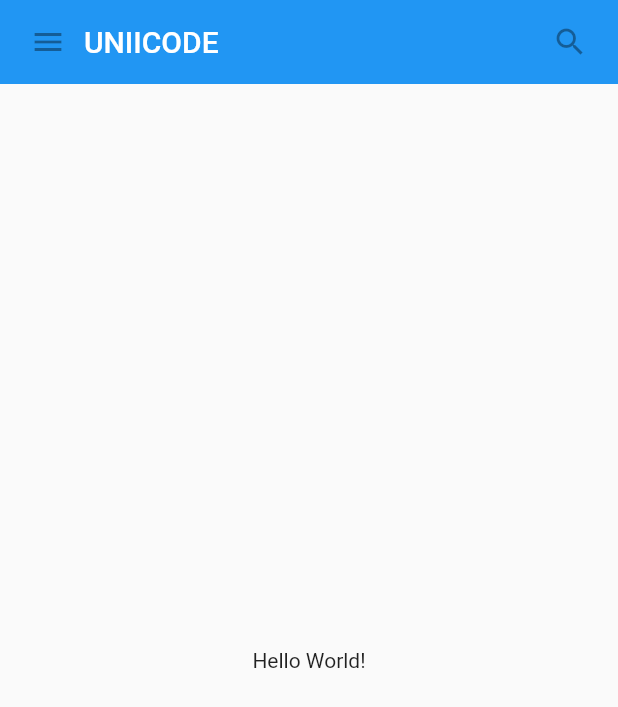
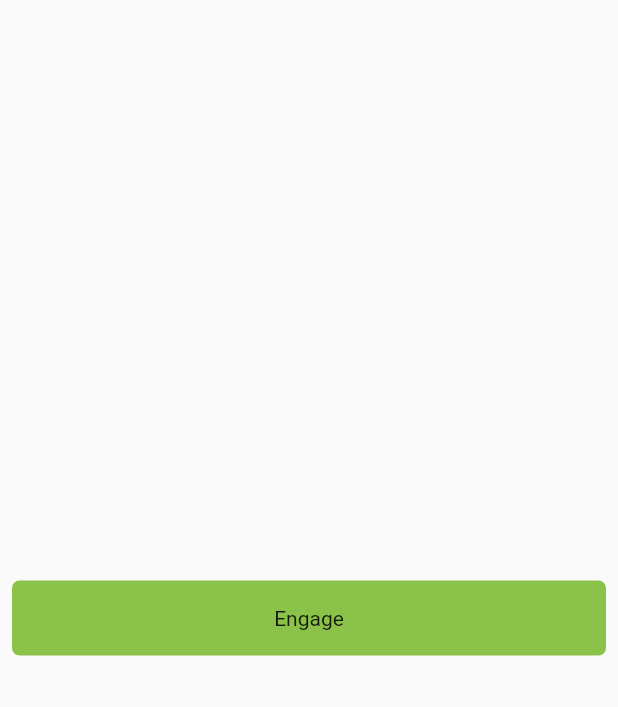
Before and after one commit to hawariMuflihMunte/myMobileProject, a Flutter app: the screen it shows after launch, on a phone screen of 412 x 824 dp. Shown: the top 707 px of the screen. Run offline on Flutter 3.47's test engine with Material 2 defaults, Android fonts, the phone set to English and light mode, and no system bars.

Commit message:
Create(Component): MyButton.dart

```diff
--- /dev/null
+++ b/lib/src/MyButton.dart
@@ -0,0 +1,26 @@
+import 'package:flutter/material.dart';
+
+class MyButton extends StatelessWidget {
+  const MyButton({super.key});
+
+  @override
+  Widget build(BuildContext context) {
+    return GestureDetector(
+      onTap: () {
+        print('MyButton was tapped!');
+      },
+      child: Container(
+        height: 50,
+        padding: const EdgeInsets.all(8),
+        margin: const EdgeInsets.symmetric(horizontal: 8),
+        decoration: BoxDecoration(
+          borderRadius: BorderRadius.circular(5),
+          color: Colors.lightGreen[500],
+        ),
+        child: const Center(
+          child: Text('Engage'),
+        ),
+      ),
+    );
+  }
+}
```
Also changed, not shown: lib/main.dart (+5 -2 lines).
